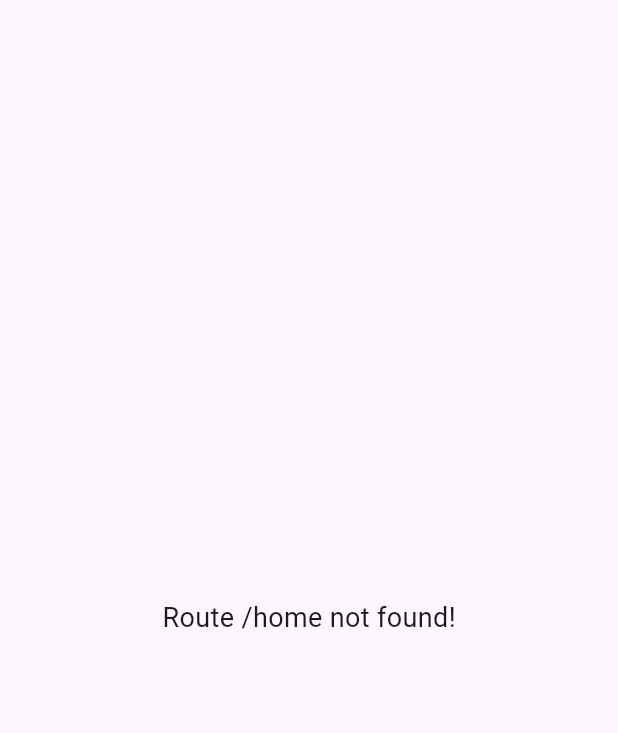
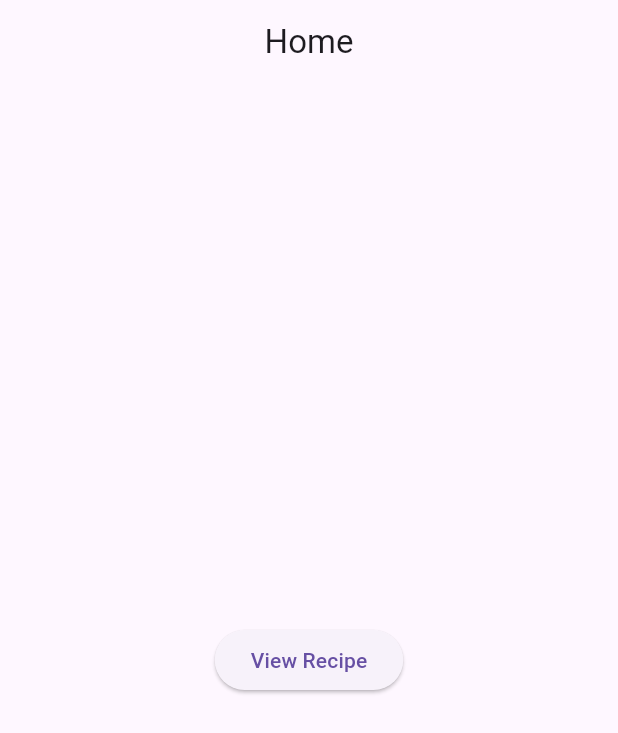
Before and after one commit to Rand-Almasri/smart-chef, a Flutter app: the screen it shows after launch, after a tap on "Get Started", on a phone screen of 412 x 824 dp. Shown: the top 733 px of the screen. Run offline on Flutter 3.47's test engine with Material 3 defaults, Android fonts, the phone set to English and light mode, and no system bars.

Commit message:
add auth screens

```diff
--- a/lib/core/routes/app_routes.dart
+++ b/lib/core/routes/app_routes.dart
@@ -1,14 +1,17 @@
 import 'package:flutter/material.dart';
+import '../../views/screens/auth_screens/login_screen.dart';
+import '../../views/screens/home_screen/user_home_screen.dart';
 import '../../views/screens/start/first_onboarding_Screen.dart';
 import '../../views/screens/start/splash_screen.dart';
 
 class AppRoutes {
-  // Route Names
   static const String splash = '/';
   static const String onboarding1 = '/onboarding1';
   static const String onboarding2 = '/onboarding2';
+  static const String login = '/login';
+  static const String home = '/home';
+  static const String recipe = '/recipe';
 
-  // Route Generator
   static Route<dynamic> generateRoute(RouteSettings settings) {
     switch (settings.name) {
     case splash:
@@ -21,7 +24,18 @@ class AppRoutes {
     return MaterialPageRoute(
     builder: (_) => const Onboarding1Screen(),
     settings: settings,
+    );
 
+    case login:
+    return MaterialPageRoute(
+    builder: (_) => LoginScreen(),
+    settings: settings,
+    );
+
+    case home:
+    return MaterialPageRoute(
+    builder: (_) => const HomeScreen(),
+    settings: settings,
     );
 
 
--- a/lib/views/screens/home_screen/user_home_screen.dart
+++ b/lib/views/screens/home_screen/user_home_screen.dart
@@ -0,0 +1,42 @@
+import 'package:flutter/material.dart';
+import '../../widgets/login_required_dialog.dart';
+
+class HomeScreen extends StatelessWidget {
+  const HomeScreen({super.key});
+
+  final bool isLoggedIn = false;
+
+  void _showLoginDialog(BuildContext context) {
+    showDialog(
+      context: context,
+      builder: (_) => LoginRequiredDialog(
+        onLogin: () {
+          Navigator.of(context).pop();
+          Navigator.pushNamed(context, '/login');
+        },
+      ),
+    );
+  }
+
+  @override
+  Widget build(BuildContext context) {
+    return Scaffold(
+      appBar: AppBar(
+        title: const Text('Home'),
+        centerTitle: true,
+      ),
+      body: Center(
+        child: ElevatedButton(
+          onPressed: () {
+            if (isLoggedIn) {
+              Navigator.pushNamed(context, '/recipe');
+            } else {
+              _showLoginDialog(context);
+            }
+          },
+          child: const Text('View Recipe'),
+        ),
+      ),
+    );
+  }
+}
--- a/lib/views/screens/start/first_onboarding_Screen.dart
+++ b/lib/views/screens/start/first_onboarding_Screen.dart
@@ -91,35 +91,18 @@ class Onboarding1Screen extends StatelessWidget {
                     SizedBox(
                       width: double.infinity,
                       height: 60,
-                      child: Container(
-                        decoration: BoxDecoration(
-                          // gradient: const LinearGradient(
-                          //   colors: [
-                          //     Color(0xFF5BD360), // Green
-                          //     Color(0xE0F1EFE8), // Light
-                          //   ],
-                          //),
-                          borderRadius: BorderRadius.circular(30),
-                          boxShadow: [
-                            BoxShadow(
-                              color: Colors.green,
-                              blurRadius: 2,
-                              offset: const Offset(0, 3),
-                            ),
-                          ],
-                        ),
                       child: ElevatedButton(
                         onPressed: () => _handleGetStarted(context),
                         style: ElevatedButton.styleFrom(
-                            backgroundColor: Colors.transparent,
-                            shadowColor: Colors.transparent,
+                          backgroundColor: Colors.green,
                           shape: RoundedRectangleBorder(
                             borderRadius: BorderRadius.circular(30),
                           ),
+                          elevation: 5,
                         ),
                         child: Row(
                           mainAxisAlignment: MainAxisAlignment.center,
-                            children: [
+                          children: const [
                             Text(
                               'Get Started',
                               style: TextStyle(
@@ -129,7 +112,7 @@ class Onboarding1Screen extends StatelessWidget {
                                 letterSpacing: 0.5,
                               ),
                             ),
-                              const SizedBox(width: 8),
+                            SizedBox(width: 8),
                             Icon(
                               Icons.arrow_forward_ios,
                               color: Colors.white,
@@ -139,7 +122,7 @@ class Onboarding1Screen extends StatelessWidget {
                         ),
                       ),
                     ),
-                    ),
+
 
                     const SizedBox(height: 20),
                   ],
--- a/pubspec.yaml
+++ b/pubspec.yaml
@@ -34,6 +34,7 @@ dependencies:
   # The following adds the Cupertino Icons font to your application.
   # Use with the CupertinoIcons class for iOS style icons.
   cupertino_icons: ^1.0.8
+  get: ^4.7.2
 
 dev_dependencies:
   flutter_test:
```
Also changed, not shown: lib/controllers/auth_controller.dart (added, +41 -0 lines), lib/models/user_model.dart (added, +15 -0 lines), lib/views/screens/auth_screens/login_screen.dart (+219 -0 lines), lib/views/widgets/login_required_dialog.dart (added, +66 -0 lines), assets/images/bg1.jpg (added), assets/images/bg2.jpg (added), assets/images/bg3.jpg (added), assets/images/signin_BG2.jpg (added). Lines whose indentation alone changed are shown as unchanged.
